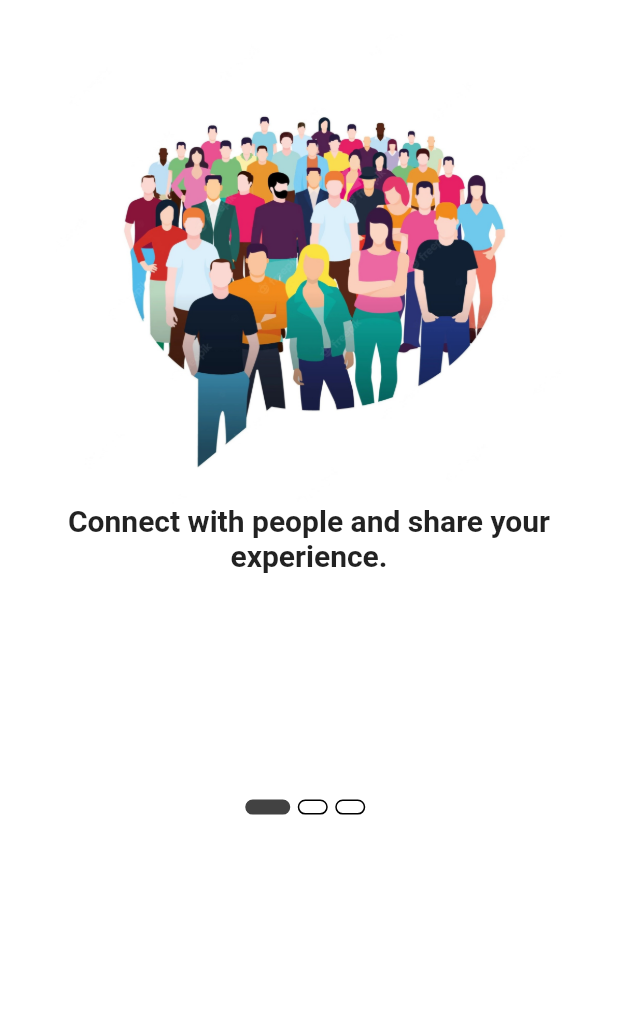
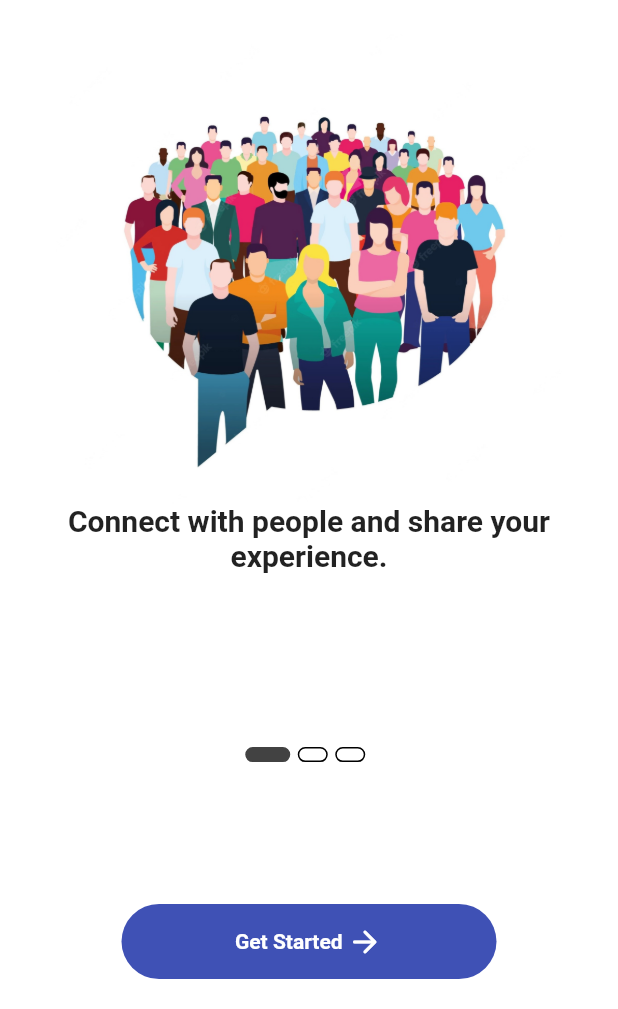
Before and after one commit to CatchE-VCS/saathi, a Flutter app: the SplashScreen screen opened directly, on a phone screen of 412 x 824 dp, the part 227-1236 px from its top. Run offline on Flutter 3.47's test engine with Material 2 defaults, Android fonts, the light colour scheme and no system bars; our stand-ins replace cloud_firestore, firebase_auth, firebase_core, firebase_storage, font_awesome_flutter, google_sign_in and 2 more; accounts and stored records are empty.

Commit message:
Added Splash Screen

```diff
--- a/lib/main.dart
+++ b/lib/main.dart
@@ -4,12 +4,13 @@
 import 'package:saathi/screens/auth/login_screen.dart';
 import 'package:saathi/screens/auth/signup_screen.dart';
 import 'package:saathi/screens/home/home_screen.dart';
+import 'package:saathi/screens/splash_screens/components/splash_screen.dart';
 
 void main() async {
   WidgetsFlutterBinding.ensureInitialized();
   await Firebase.initializeApp(
     options: DefaultFirebaseOptions.currentPlatform,
-);
+  );
   runApp(const MyApp());
 }
 
@@ -23,7 +24,7 @@
       theme: ThemeData(
         primarySwatch: Colors.blue,
       ),
-      home: LoginScreen(),
+      home: SplashScreen(),
       routes: {
         '/login': (context) => const LoginScreen(),
         '/signup': (context) => const SignUpScreen(),
--- a/lib/screens/splash_screens/components/body.dart
+++ b/lib/screens/splash_screens/components/body.dart
@@ -1,4 +1,5 @@
 import 'package:flutter/material.dart';
+import 'package:saathi/screens/auth/login_screen.dart';
 import 'package:saathi/utils/size_config.dart';
 
 import 'splash_content.dart';
@@ -94,6 +95,36 @@
                     ),
                   ),
                   const Spacer(flex: 1),
+                  GestureDetector(
+                    onTap: () => Navigator.pushReplacement(context,
+                        MaterialPageRoute(builder: (context) => LoginScreen())),
+                    child: Container(
+                      width: 250,
+                      height: 50,
+                      margin: EdgeInsets.only(bottom: 20),
+                      decoration: BoxDecoration(
+                          color: Colors.indigo,
+                          borderRadius: BorderRadius.circular(25)),
+                      child: Row(
+                        mainAxisAlignment: MainAxisAlignment.center,
+                        children: [
+                          Text(
+                            "Get Started",
+                            style: TextStyle(
+                                color: Colors.white,
+                                fontWeight: FontWeight.bold),
+                          ),
+                          SizedBox(
+                            width: 3,
+                          ),
+                          Icon(
+                            Icons.arrow_forward_rounded,
+                            color: Colors.white,
+                          )
+                        ],
+                      ),
+                    ),
+                  )
                 ]),
               ),
             ),
```
Also changed, not shown: lib/screens/splash_screens/components/splash_screen.dart (line endings or trailing spaces).
